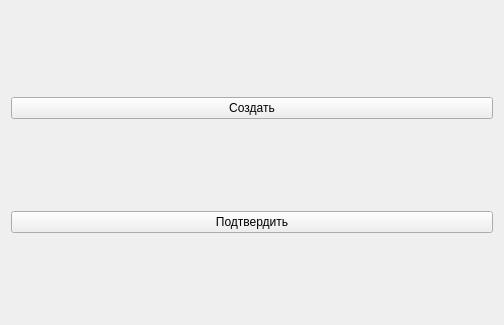
The window that HelloQtChild.ui (4uJustDev/NanocadAPIQtPolyTable) describes before a commit, drawn with Qt 5; both pictures show x 0 to 504 and y 0 to 325 of the 504 by 561 pixel window.
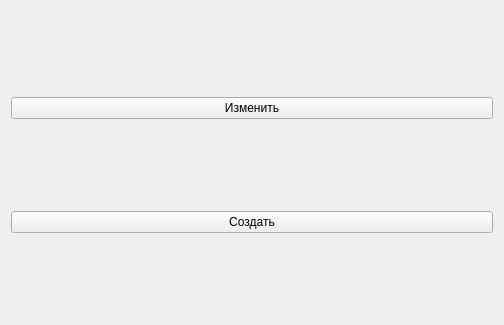
The same window after the commit.

Patch:
```diff
--- a/HelloQtChild.ui
+++ b/HelloQtChild.ui
@@ -15,16 +15,16 @@
   </property>
   <layout class="QVBoxLayout" name="verticalLayout">
    <item>
-    <widget class="QPushButton" name="pushButton">
+    <widget class="QPushButton" name="pushButton_Update">
      <property name="text">
-      <string>Создать</string>
+      <string>Изменить</string>
      </property>
     </widget>
    </item>
    <item>
-    <widget class="QPushButton" name="pushButton_Update">
+    <widget class="QPushButton" name="pushButton">
      <property name="text">
-      <string>Подтвердить</string>
+      <string>Создать</string>
      </property>
     </widget>
    </item>
```
